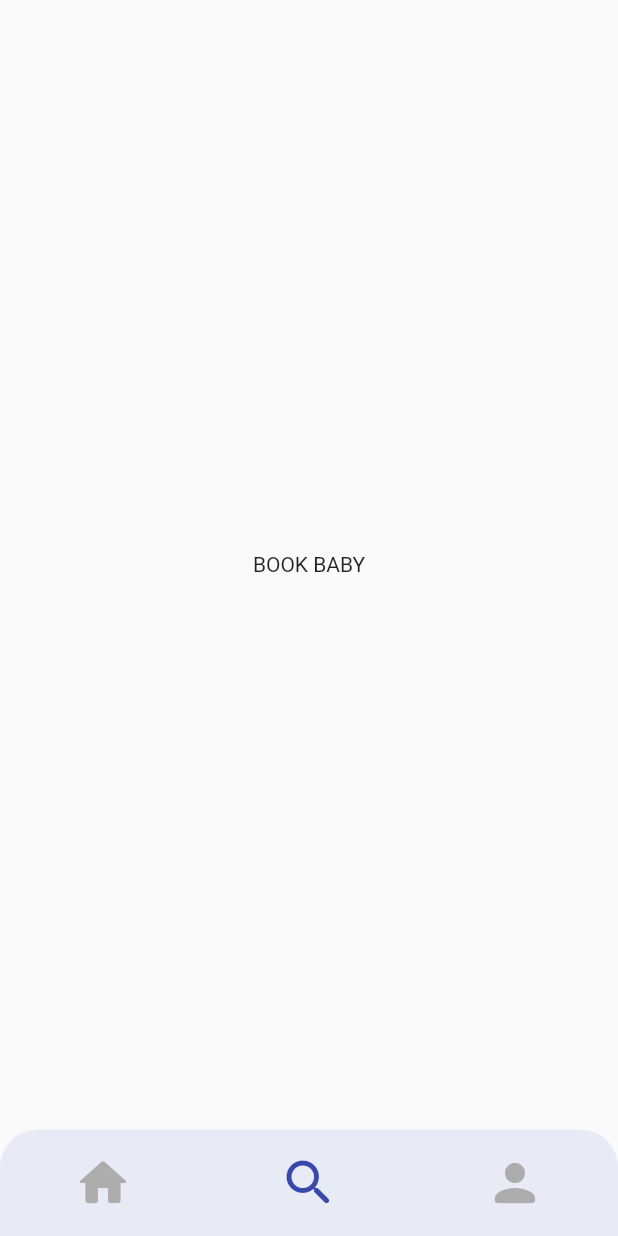
After one commit to AnnaSibirtseva/Shelfie, a Flutter app: the BookInfoPage screen opened by its route, on a phone screen of 412 x 824 dp. The commit adds this screen. Run offline on Flutter 3.47's test engine with Material 2 defaults, Android fonts, the phone set to English and light mode, and no system bars; our stand-ins replace auto_route; missing offline and left inert: flutter_barcode_scanner; Roboto replaces fonts that are missing (VelaSans).

Commit message:
Added empty book page

```diff
--- a/lib/components/routes/route.dart
+++ b/lib/components/routes/route.dart
@@ -5,6 +5,7 @@ import 'package:shelfie/screens/log_in/log_in_page.dart';
 import 'package:shelfie/screens/search/search_page.dart';
 import 'package:shelfie/screens/sign_up/sign_up_page.dart';
 
+import '../../screens/book/book_info/book_info_page.dart';
 import '../../screens/filter/filter_page.dart';
 import '../../screens/profile/profile_page.dart';
 
@@ -49,6 +50,7 @@ import '../../screens/profile/profile_page.dart';
           children: [
             AutoRoute(path: '', page: SearchPage),
             AutoRoute(path: 'filters', page: FilterPage),
+            AutoRoute(path: 'bookInfo', page: BookInfoPage),
             RedirectRoute(path: '*', redirectTo: ''),
           ],
         ),
--- /dev/null
+++ b/lib/screens/book/book_info/book_info_page.dart
@@ -0,0 +1,45 @@
+import 'package:flutter/material.dart';
+import 'package:http/http.dart' as http;
+import 'dart:convert';
+
+import 'package:auto_route/auto_route.dart';
+import '../../../components/routes/route.gr.dart';
+
+class BookInfoPage extends StatefulWidget {
+  const BookInfoPage({Key? key}) : super(key: key);
+
+  @override
+  State<BookInfoPage> createState() => _BookInfoPage();
+}
+
+class _BookInfoPage extends State<BookInfoPage> {
+  //late Future<List<Collection>> _futureCollections;
+
+  @override
+  void initState() {
+    super.initState();
+    //_futureCollections = getCollections();
+  }
+  //
+  // Future<List<Collection>> getCollections() async {
+  //   var client = http.Client();
+  //   try {
+  //     var response = await client
+  //         .get(Uri.http(url, '/shelves/collections/common', {'take': '10'}));
+  //     if (response.statusCode == 200) {
+  //       return RecommendedCollections.fromJson(
+  //           jsonDecode(utf8.decode(response.bodyBytes)))
+  //           .collections;
+  //     } else {
+  //       throw Exception();
+  //     }
+  //   } finally {
+  //     client.close();
+  //   }
+  // }
+
+  @override
+  Widget build(BuildContext context) {
+    return Scaffold(body: Center(child: Text('BOOK BABY'),));
+  }
+}
--- a/lib/screens/search/search_page.dart
+++ b/lib/screens/search/search_page.dart
@@ -100,7 +100,7 @@ class _SearchPage extends State<SearchPage> {
                       const SizedBox(height: 100),
                       const ScanButton(),
                       for (int i = 0; i < books.length; ++i)
-                        if (books.length > i) ListBookCard(press: () {  }, book: books[i],)
+                        if (books.length > i) ListBookCard(press: () => context.router.push(const BookInfoRoute()), book: books[i],)
                     ],
                   )
                 ],
```
Also changed, not shown: lib/components/routes/route.gr.dart.
